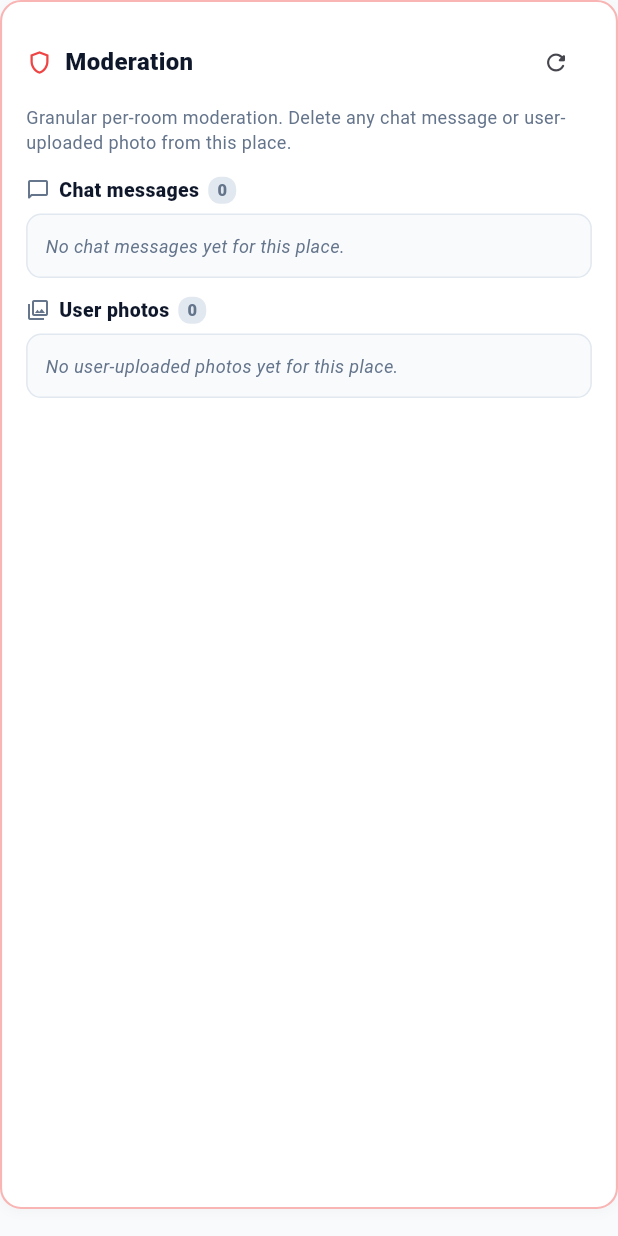
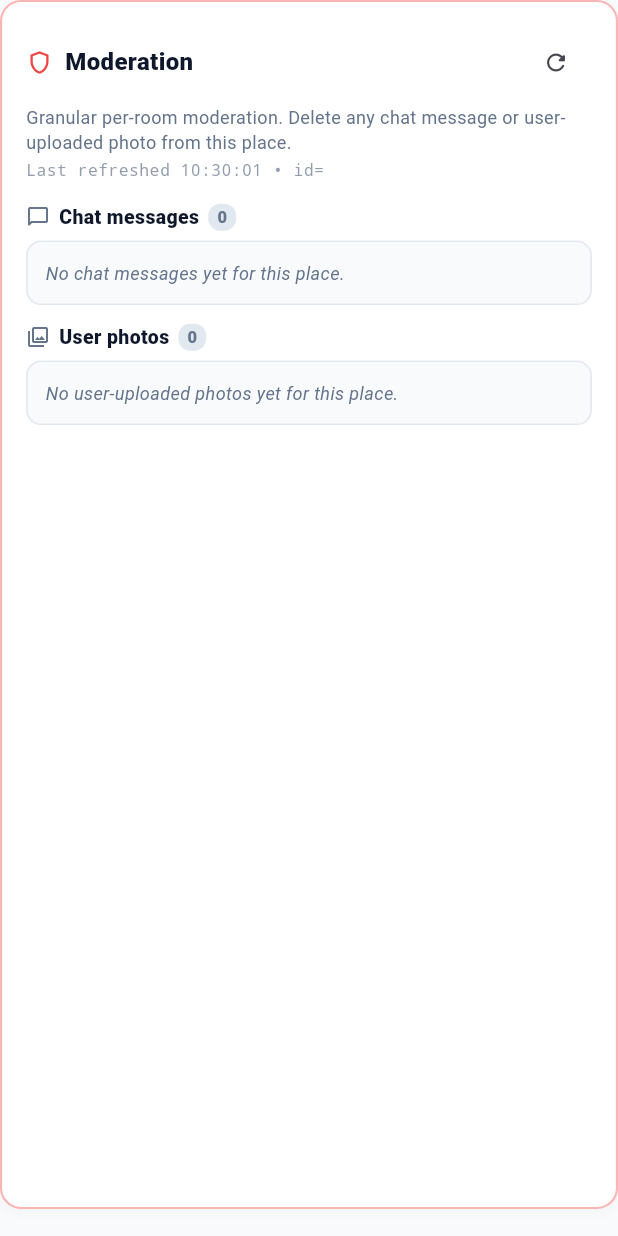
Before and after one commit to mohamedsabae50-prog/streetlore-admin, a Flutter app: the _ModerationSection widget shown alone on an empty page, opened directly with empty values, after a tap on the "refresh" icon, on a phone screen of 412 x 824 dp. Run offline on Flutter 3.47's test engine with Material 3 defaults, Android fonts, the phone set to English and light mode, and no system bars; our stand-ins replace flutter_map, image_picker, latlong2, supabase_flutter; accounts and stored records are empty.

Commit message:
feat(admin): v1.0.70 - moderation section: visible last-refreshed + debug logs

```diff
--- a/lib/screens/dashboard_screen.dart
+++ b/lib/screens/dashboard_screen.dart
@@ -74,7 +74,7 @@ class _DashboardScreenState extends State<DashboardScreen> {
             Text('Streetlore Admin',
                 style: TextStyle(fontWeight: FontWeight.w800)),
             SizedBox(width: 10),
-            Text('v1.0.69',
+            Text('v1.0.70',
                 style: TextStyle(
                     fontWeight: FontWeight.w600,
                     fontSize: 12,
--- a/lib/screens/place_form_screen.dart
+++ b/lib/screens/place_form_screen.dart
@@ -1,5 +1,6 @@
 import 'dart:convert';
 
+import 'package:flutter/foundation.dart' show debugPrint;
 import 'package:flutter/material.dart';
 import 'package:flutter/services.dart';
 import 'package:flutter_map/flutter_map.dart';
@@ -2329,6 +2330,7 @@ class _ModerationSectionState extends State<_ModerationSection> {
   List<ChatMessage> _messages = const <ChatMessage>[];
   List<PlacePhoto> _photos = const <PlacePhoto>[];
   String? _error;
+  DateTime? _lastFetched;
 
   @override
   void initState() {
@@ -2344,15 +2346,26 @@ class _ModerationSectionState extends State<_ModerationSection> {
     });
     try {
       final svc = AdminService.instance;
+      debugPrint(
+        '_ModerationSection._refresh: placeId=${widget.placeId} '
+        '(runtime type=${widget.placeId.runtimeType})',
+      );
       final msgs = await svc.fetchChatMessages(widget.placeId);
       final photos = await svc.fetchPhotos(placeId: widget.placeId);
+      debugPrint(
+        '_ModerationSection._refresh: fetched '
+        '${msgs.length} chat messages, ${photos.length} photos for '
+        'placeId=${widget.placeId}',
+      );
       if (!mounted) return;
       setState(() {
         _messages = msgs;
         _photos = photos;
         _loading = false;
+        _lastFetched = DateTime.now();
       });
     } catch (e) {
+      debugPrint('_ModerationSection._refresh error: $e');
       if (!mounted) return;
       setState(() {
         _loading = false;
@@ -2502,6 +2515,21 @@ class _ModerationSectionState extends State<_ModerationSection> {
               color: AppTheme.textSecondary,
             ),
           ),
+          if (_lastFetched != null)
+            Padding(
+              padding: const EdgeInsets.only(top: 2),
+              child: Text(
+                'Last refreshed ${_lastFetched!.hour.toString().padLeft(2, '0')}:'
+                '${_lastFetched!.minute.toString().padLeft(2, '0')}:'
+                '${_lastFetched!.second.toString().padLeft(2, '0')}'
+                ' • id=${widget.placeId}',
+                style: TextStyle(
+                  fontSize: 11,
+                  color: AppTheme.textSecondary.withValues(alpha: 0.7),
+                  fontFamily: 'monospace',
+                ),
+              ),
+            ),
           const SizedBox(height: 14),
           if (_error != null)
             Container(
```
Also changed, not shown: 1 other file.
